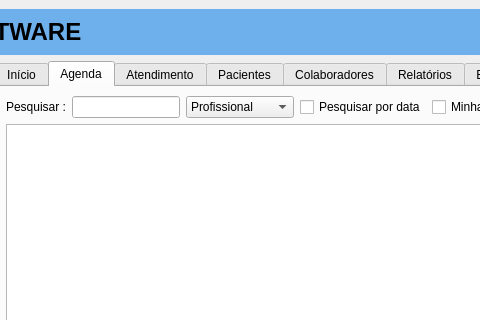
Before: the Qt Designer form clinica_cpp/mainwindow.ui in juander/Projeto_CPP, drawn with Qt 5; both pictures show x 206 to 686 and y 0 to 320 of the 1280 by 720 pixel window.
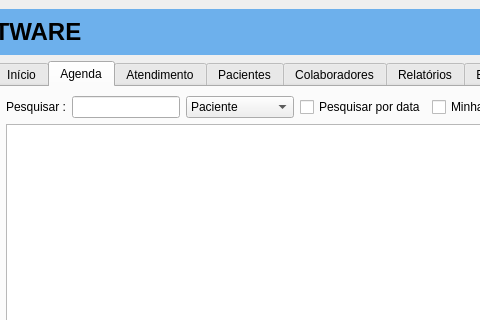
After: the same form once the commit is applied. Icons and pictures are not drawn.

Commit message: ainda mais trabalho (escravo) (muito ruim cara) 2

```diff
--- a/clinica_cpp/mainwindow.ui
+++ b/clinica_cpp/mainwindow.ui
@@ -2621,7 +2621,7 @@
                       </property>
                       <item>
                        <property name="text">
-                        <string>Profissional</string>
+                        <string>Paciente</string>
                        </property>
                       </item>
                       <item>
```
Left out of the diff: 2 changed lines with no effect on the pictures.
